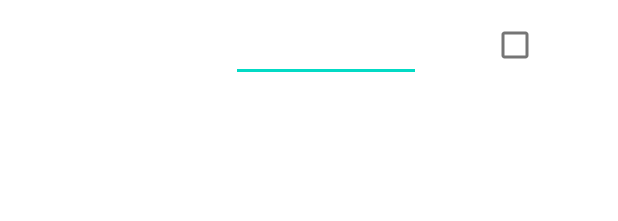
After one commit to zhouqiq7/MidtermPracticeExamWarm, an Android app: the layout listview_adapter.xml on its own in the app's theme, with its tools: preview values and no code run, on a phone screen of 412 x 824 dp. The commit adds this screen. Shown: the top 221 px of the screen. Run offline under Robolectric (Android 15) with nearby library versions, the phone set to English and light mode, and no system bars.

Commit message:
Windows10

```diff
--- /dev/null
+++ b/app/src/main/res/layout/listview_adapter.xml
@@ -0,0 +1,32 @@
+<?xml version="1.0" encoding="utf-8"?>
+<LinearLayout xmlns:android="http://schemas.android.com/apk/res/android"
+    android:layout_width="match_parent"
+    android:layout_height="60dp"
+    android:onClick="onAddedClicked"
+    android:orientation="horizontal"
+    android:padding="5dp">
+
+    <TextView
+        android:id="@+id/item_name"
+        android:layout_width="240dp"
+        android:layout_height="match_parent"
+        android:layout_weight="0.5"
+        android:gravity="center_vertical" />
+
+    <EditText
+        android:id="@+id/quantity"
+        android:layout_width="match_parent"
+        android:layout_height="match_parent"
+        android:layout_weight="1.5"
+        android:autofillHints="Qty"
+        android:ems="10"
+        android:inputType="number" />
+
+    <CheckBox
+        android:id="@+id/checkbox_added"
+        android:layout_width="match_parent"
+        android:layout_height="match_parent"
+        android:layout_gravity="center_vertical"
+        android:layout_weight="1.5" />
+
+</LinearLayout>
--- a/app/src/main/res/values/strings.xml
+++ b/app/src/main/res/values/strings.xml
@@ -1,3 +1,6 @@
 <resources>
-    <string name="app_name">Midterm Practice ExamWarm</string>
+    <string name="app_name">EdittextInListvieAndroidExample</string>
+    <string name="button_submit">Submit</string>
+    <string name="list_title">Item Name ----- Quantity -- Add</string>
+    <string name="total_amount">Total $ %1$s</string>
 </resources>
```
Also changed, not shown: app/src/main/AndroidManifest.xml (added, +27 -0 lines), app/src/main/java/com/qizhou/midtermpracticeexamwarm/ListviewAdapter.java (added, +104 -0 lines), app/src/main/java/com/qizhou/midtermpracticeexamwarm/MainActivity.java (+53 -4 lines), app/src/main/java/com/qizhou/midtermpracticeexamwarm/OnItemCheckedChanged.java (added, +10 -0 lines), app/src/main/java/com/qizhou/midtermpracticeexamwarm/entities/Item.java (added, +30 -0 lines), app/src/main/java/com/qizhou/midtermpracticeexamwarm/entities/ShoppingCar.java (added, +38 -0 lines), app/src/main/res/layout/activity_main.xml (+29 -10 lines).
